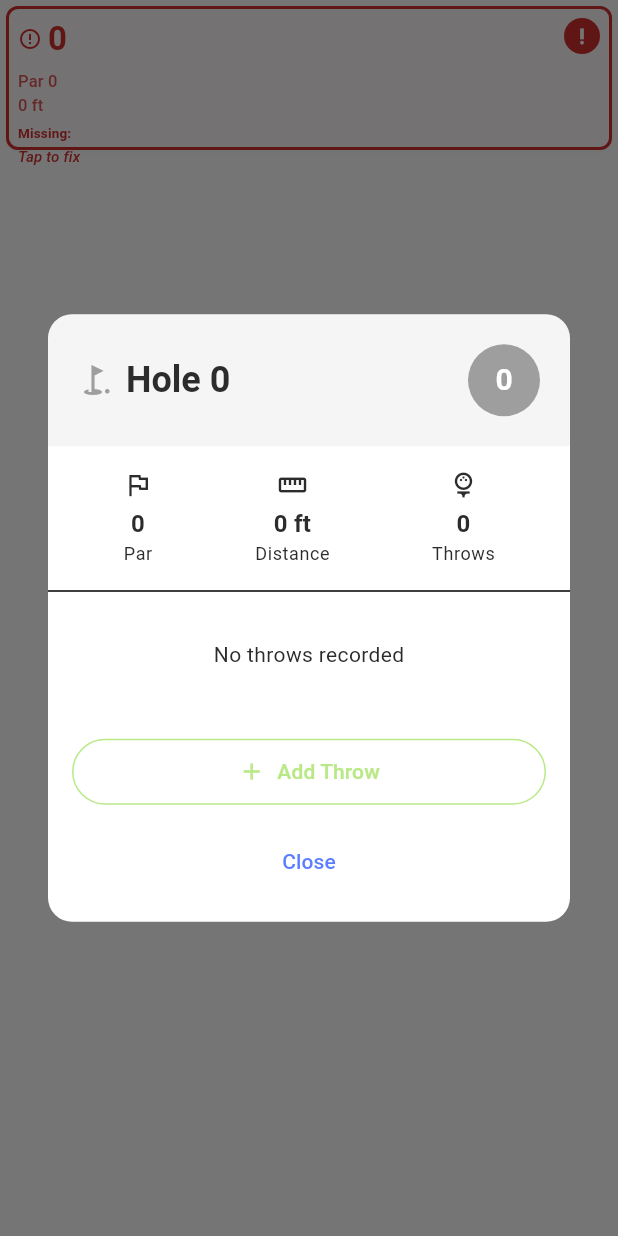
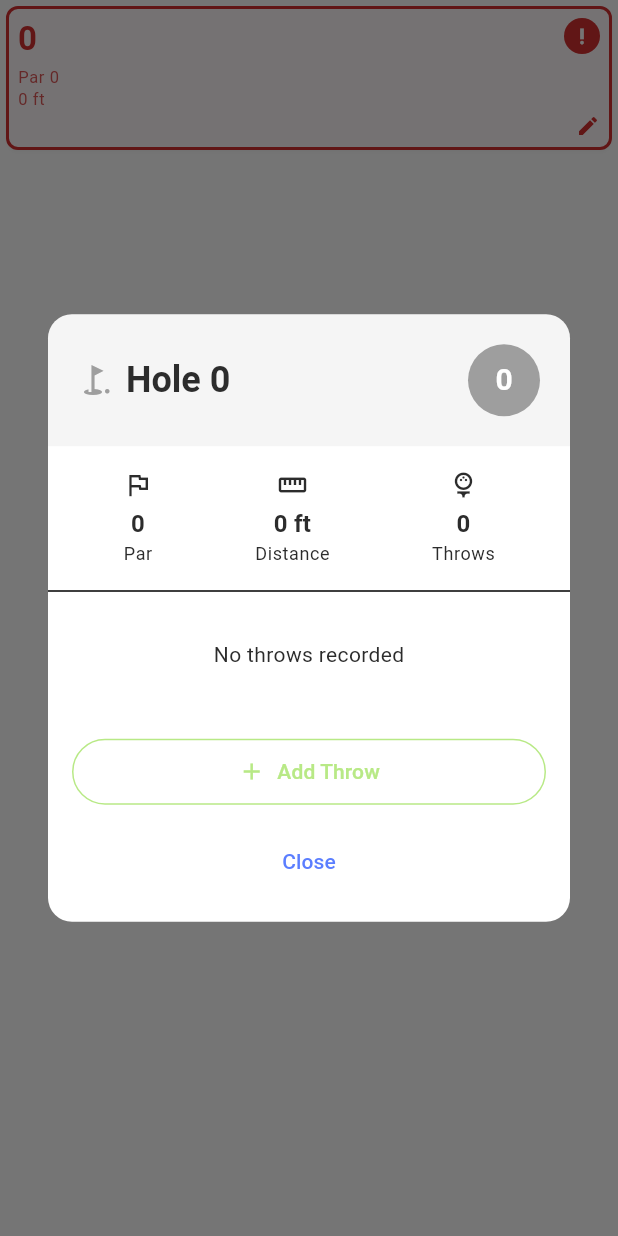
Before and after one commit to joevdiscgolf/turbo_disc_golf, a Flutter app: the _HoleGridItem widget shown alone on an empty page, opened directly with empty values, after a tap on an icon or button, on a phone screen of 412 x 824 dp. Run offline on Flutter 3.47's test engine with Material 3 defaults, Android fonts, the phone set to English and light mode, and no system bars; our stand-ins replace cloud_firestore, firebase_core, flutter_animate, flutter_bounceable, flutter_dotenv, flutter_markdown and 8 more; missing offline and left inert: google_mlkit_text_recognition; accounts and stored records are empty; network calls fail.

Commit message:
Refactor hole grid items to fix overflow and improve UX
- Create separate _missingHoleItem widget for completely missing holes
  - Shows only hole number (top left) and warning indicator (top right)
  - Minimal design prevents overflow beyond 96px height
- Create _incompleteHoleItem widget for holes with missing data
  - Shows hole number, warning, par, and distance
  - Replace 'tap to fix' text with edit icon in bottom right
  - Uses Spacer to properly position edit icon
  - Prevents vertical overflow within 96px constraint
- Update build method to use appropriate widget based on hole state
- Both widgets maintain consistent styling with red border and warning colors

```diff
--- a/lib/screens/round_processing/components/editable_holes_grid.dart
+++ b/lib/screens/round_processing/components/editable_holes_grid.dart
@@ -193,17 +193,9 @@ class _HoleGridItem extends StatelessWidget {
         potentialHole.throws!.isEmpty;
   }
 
-  @override
-  Widget build(BuildContext context) {
-    final bool isEmpty =
-        potentialHole.throws == null || potentialHole.throws!.isEmpty;
-    final bool isIncomplete = _isIncomplete();
-
-    // Incomplete hole (missing required fields) - RED/AMBER WARNING STATE
-    if (isIncomplete) {
-      final List<String> missingFields = potentialHole.getMissingFields();
-      final Color borderColor = const Color(0xFFD32F2F); // Red for required
-      final Color backgroundColor = const Color(0xFFFFEBEE); // Light red
+  Widget _missingHoleItem(BuildContext context) {
+    const Color borderColor = Color(0xFFD32F2F);
+    const Color backgroundColor = Color(0xFFFFEBEE);
 
     return GestureDetector(
       onTap: () => _showEditableHoleDialog(context),
@@ -211,7 +203,67 @@ class _HoleGridItem extends StatelessWidget {
         elevation: 1,
         shape: RoundedRectangleBorder(
           borderRadius: BorderRadius.circular(8),
-            side: BorderSide(
+          side: const BorderSide(
+            color: borderColor,
+            width: 2,
+            strokeAlign: BorderSide.strokeAlignInside,
+          ),
+        ),
+        child: Container(
+          height: 96,
+          decoration: BoxDecoration(
+            color: backgroundColor.withValues(alpha: 0.3),
+            borderRadius: BorderRadius.circular(8),
+          ),
+          child: Padding(
+            padding: const EdgeInsets.all(8),
+            child: Row(
+              mainAxisAlignment: MainAxisAlignment.spaceBetween,
+              crossAxisAlignment: CrossAxisAlignment.start,
+              children: [
+                // Hole number in top left
+                Text(
+                  '${potentialHole.number ?? '?'}',
+                  style: Theme.of(context).textTheme.titleLarge?.copyWith(
+                        fontWeight: FontWeight.bold,
+                        color: borderColor,
+                      ),
+                ),
+                // Warning indicator in top right
+                Container(
+                  width: 24,
+                  height: 24,
+                  decoration: const BoxDecoration(
+                    color: borderColor,
+                    shape: BoxShape.circle,
+                  ),
+                  child: const Center(
+                    child: Icon(
+                      Icons.priority_high,
+                      size: 14,
+                      color: Colors.white,
+                    ),
+                  ),
+                ),
+              ],
+            ),
+          ),
+        ),
+      ),
+    );
+  }
+
+  Widget _incompleteHoleItem(BuildContext context) {
+    const Color borderColor = Color(0xFFD32F2F);
+    const Color backgroundColor = Color(0xFFFFEBEE);
+
+    return GestureDetector(
+      onTap: () => _showEditableHoleDialog(context),
+      child: Card(
+        elevation: 1,
+        shape: RoundedRectangleBorder(
+          borderRadius: BorderRadius.circular(8),
+          side: const BorderSide(
             color: borderColor,
             width: 2,
             strokeAlign: BorderSide.strokeAlignInside,
@@ -229,34 +281,23 @@ class _HoleGridItem extends StatelessWidget {
               mainAxisSize: MainAxisSize.min,
               crossAxisAlignment: CrossAxisAlignment.start,
               children: [
-                  // Header row with hole icon/number and warning icon
+                // Header row with hole number and warning icon
                 Row(
                   mainAxisAlignment: MainAxisAlignment.spaceBetween,
                   crossAxisAlignment: CrossAxisAlignment.start,
                   children: [
-                      Row(
-                        children: [
-                          Icon(
-                            Icons.error_outline,
-                            size: 16,
-                            color: borderColor,
-                          ),
-                          const SizedBox(width: 4),
                     Text(
                       '${potentialHole.number ?? '?'}',
-                            style: Theme.of(context).textTheme.titleLarge
-                                ?.copyWith(
+                      style: Theme.of(context).textTheme.titleLarge?.copyWith(
                             fontWeight: FontWeight.bold,
                             color: borderColor,
                           ),
-                          ),
-                        ],
                     ),
                     // Warning badge
                     Container(
                       width: 24,
                       height: 24,
-                        decoration: BoxDecoration(
+                      decoration: const BoxDecoration(
                         color: borderColor,
                         shape: BoxShape.circle,
                       ),
@@ -270,11 +311,11 @@ class _HoleGridItem extends StatelessWidget {
                     ),
                   ],
                 ),
-                  const SizedBox(height: 6),
-                  // Par and distance (show "—" for missing)
+                const SizedBox(height: 4),
+                // Par and distance
                 Text(
                   'Par ${potentialHole.par ?? '—'}',
-                    style: Theme.of(context).textTheme.titleSmall?.copyWith(
+                  style: Theme.of(context).textTheme.bodySmall?.copyWith(
                         color: borderColor.withValues(alpha: 0.8),
                         fontSize: 11,
                       ),
@@ -283,32 +324,19 @@ class _HoleGridItem extends StatelessWidget {
                   potentialHole.feet != null
                       ? '${potentialHole.feet} ft'
                       : '— ft',
-                    style: Theme.of(context).textTheme.titleSmall?.copyWith(
+                  style: Theme.of(context).textTheme.bodySmall?.copyWith(
                         color: borderColor.withValues(alpha: 0.8),
                         fontSize: 11,
                       ),
                 ),
-                  const SizedBox(height: 4),
-                  // Missing info label
-                  Text(
-                    isCompletelyMissing
-                        ? 'Hole not recorded'
-                        : 'Missing: ${missingFields.take(2).join(', ')}${missingFields.length > 2 ? '...' : ''}',
-                    style: Theme.of(context).textTheme.titleSmall?.copyWith(
+                const Spacer(),
+                // Edit icon in bottom right
+                Align(
+                  alignment: Alignment.bottomRight,
+                  child: Icon(
+                    Icons.edit,
+                    size: 16,
                     color: borderColor,
-                      fontSize: 9,
-                      fontWeight: FontWeight.w600,
-                    ),
-                    maxLines: 2,
-                    overflow: TextOverflow.ellipsis,
-                  ),
-                  const SizedBox(height: 2),
-                  Text(
-                    isCompletelyMissing ? 'Tap to add' : 'Tap to fix',
-                    style: Theme.of(context).textTheme.titleSmall?.copyWith(
-                      color: borderColor,
-                      fontSize: 10,
-                      fontStyle: FontStyle.italic,
                   ),
                 ),
               ],
@@ -317,6 +345,22 @@ class _HoleGridItem extends StatelessWidget {
         ),
       ),
     );
+  }
+
+  @override
+  Widget build(BuildContext context) {
+    final bool isEmpty =
+        potentialHole.throws == null || potentialHole.throws!.isEmpty;
+    final bool isIncomplete = _isIncomplete();
+
+    // Completely missing hole - minimal display
+    if (isCompletelyMissing) {
+      return _missingHoleItem(context);
+    }
+
+    // Incomplete hole (missing required fields) - show more details
+    if (isIncomplete) {
+      return _incompleteHoleItem(context);
     }
 
     // Empty hole styling (has structure but no throws)
```
Lines whose indentation alone changed are shown as unchanged.
